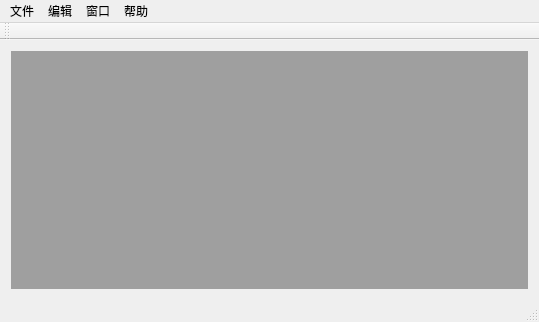
This is myMdi/mainwindow.ui in ferrymanshao/myMdi as Qt 5 draws it before an edit. The edited form follows.
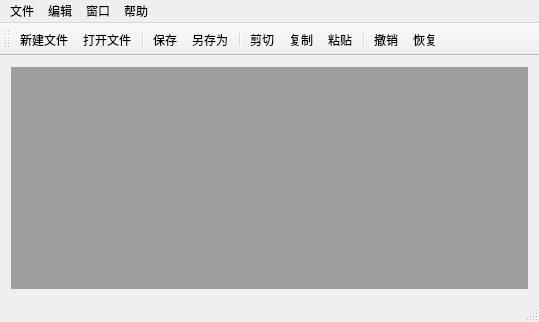
This is the edited form. Icons and pictures are not drawn.

```diff
--- a/myMdi/mainwindow.ui
+++ b/myMdi/mainwindow.ui
@@ -84,6 +84,18 @@
    <attribute name="toolBarBreak">
     <bool>false</bool>
    </attribute>
+   <addaction name="actionNew"/>
+   <addaction name="actionOpen"/>
+   <addaction name="separator"/>
+   <addaction name="actionSave"/>
+   <addaction name="actionSaceAs"/>
+   <addaction name="separator"/>
+   <addaction name="actionCut"/>
+   <addaction name="actionCopy"/>
+   <addaction name="actionPaste"/>
+   <addaction name="separator"/>
+   <addaction name="actionUndo"/>
+   <addaction name="actionRedo"/>
   </widget>
   <widget class="QStatusBar" name="statusBar"/>
   <action name="actionNew">
```
Left out of the diff: 58 changed lines with no effect on the pictures.
